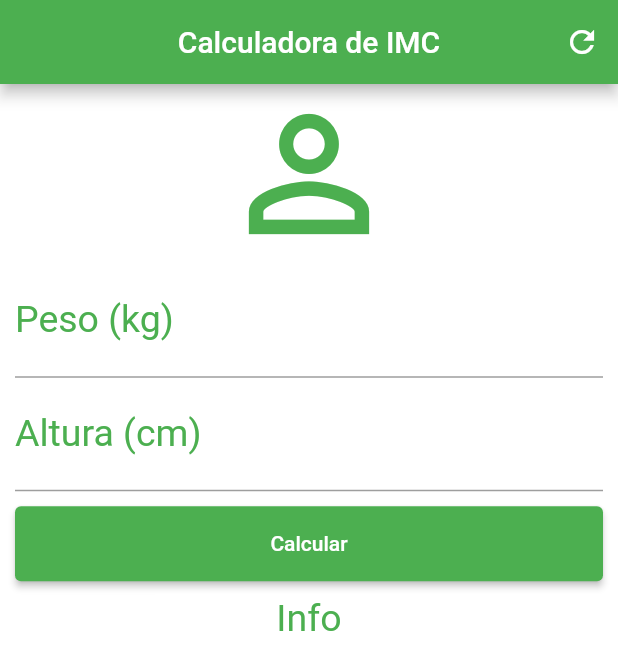
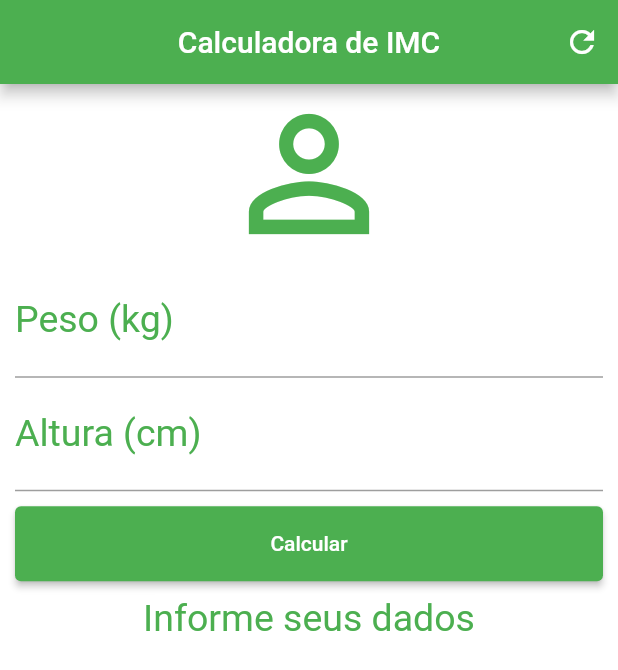
Before and after one commit to gab618/flutter_imc, a Flutter app: the screen it shows after launch, after a tap on "Calcular", on a phone screen of 412 x 824 dp. Shown: the top 670 px of the screen. Run offline on Flutter 3.47's test engine with Material 2 defaults, Android fonts, the phone set to English and light mode, and no system bars.

Commit message:
imc calc

```diff
--- a/lib/main.dart
+++ b/lib/main.dart
@@ -15,6 +15,40 @@ class Home extends StatefulWidget {
 }
 
 class _HomeState extends State<Home> {
+  TextEditingController weightController = TextEditingController();
+  TextEditingController heightController = TextEditingController();
+
+  String _infoText = "Informe seus dados";
+
+  void _resetFields() {
+    weightController.text = "";
+    heightController.text = "";
+    _infoText = "Informe seus dados";
+  }
+
+  void _calculate() {
+    setState(() {
+      double weight = double.parse(weightController.text);
+      double height = double.parse(heightController.text) / 100;
+      double imc = weight / (height * height);
+      print(imc);
+
+      if (imc < 18.6) {
+        _infoText = "Abaixo do Peso (${imc.toStringAsPrecision(2)})";
+      } else if (imc >= 18.6 && imc < 24.9) {
+        _infoText = "Peso Ideal (${imc.toStringAsPrecision(2)})";
+      } else if (imc >= 24.9 && imc < 29.9) {
+        _infoText = "Levemente acima do Peso (${imc.toStringAsPrecision(2)})";
+      } else if (imc >= 29.9 && imc < 34.9) {
+        _infoText = "Obesidade Grau I (${imc.toStringAsPrecision(2)})";
+      } else if (imc >= 34.9 && imc < 39.9) {
+        _infoText = "Obesidade Grau II (${imc.toStringAsPrecision(2)})";
+      } else if (imc >= 40) {
+        _infoText = "Obesidade Grau III (${imc.toStringAsPrecision(2)})";
+      }
+    });
+  }
+
   @override
   Widget build(BuildContext context) {
     return Scaffold(
@@ -25,7 +59,7 @@ class _HomeState extends State<Home> {
         actions: [
           IconButton(
             icon: Icon(Icons.refresh),
-            onPressed: () {},
+            onPressed: _resetFields,
           )
         ],
       ),
@@ -44,6 +78,7 @@ class _HomeState extends State<Home> {
               ),
               textAlign: TextAlign.center,
               style: TextStyle(color: Colors.green, fontSize: 25.0),
+              controller: weightController,
             ),
             TextField(
               keyboardType: TextInputType.number,
@@ -53,13 +88,14 @@ class _HomeState extends State<Home> {
               ),
               textAlign: TextAlign.center,
               style: TextStyle(color: Colors.green, fontSize: 25.0),
+              controller: heightController,
             ),
             Padding(
               padding: const EdgeInsets.only(top: 10, bottom: 10),
               child: Container(
                 height: 50.0,
                 child: ElevatedButton(
-                  onPressed: () {},
+                  onPressed: _calculate,
                   child: Text(
                     "Calcular",
                     style: TextStyle(color: Colors.white),
@@ -69,7 +105,7 @@ class _HomeState extends State<Home> {
               ),
             ),
             Text(
-              "Info",
+              _infoText,
               textAlign: TextAlign.center,
               style: TextStyle(color: Colors.green, fontSize: 25.0),
             ),
```
